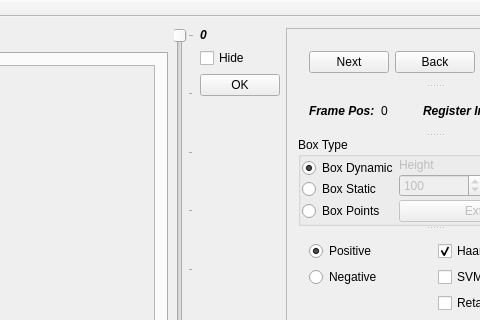
First picture: the form in mainwindow.ui, repository animecomico/gui-training-opencv, before the edit; both pictures show x 498 to 978 and y 0 to 320 of the 1093 by 747 pixel window.
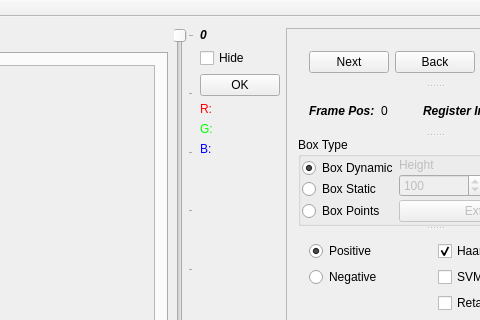
Second picture: the form after the edit.

Commit message: Se añade funcionalidad para ver los valores de un pixel

```diff
--- a/mainwindow.ui
+++ b/mainwindow.ui
@@ -502,6 +502,36 @@
           </property>
          </widget>
         </item>
+        <item>
+         <widget class="QLabel" name="label_R">
+          <property name="styleSheet">
+           <string notr="true">color: rgb(255, 0, 0);</string>
+          </property>
+          <property name="text">
+           <string>R:</string>
+          </property>
+         </widget>
+        </item>
+        <item>
+         <widget class="QLabel" name="label_G">
+          <property name="styleSheet">
+           <string notr="true">color: rgb(0, 255, 0);</string>
+          </property>
+          <property name="text">
+           <string>G:</string>
+          </property>
+         </widget>
+        </item>
+        <item>
+         <widget class="QLabel" name="label_B">
+          <property name="styleSheet">
+           <string notr="true">color: rgb(0, 0, 255);</string>
+          </property>
+          <property name="text">
+           <string>B:</string>
+          </property>
+         </widget>
+        </item>
         <item>
          <spacer name="verticalSpacer">
           <property name="orientation">
```
Left out of the diff: 6 changed lines with no effect on the pictures. The commit also changes 2 other files.
